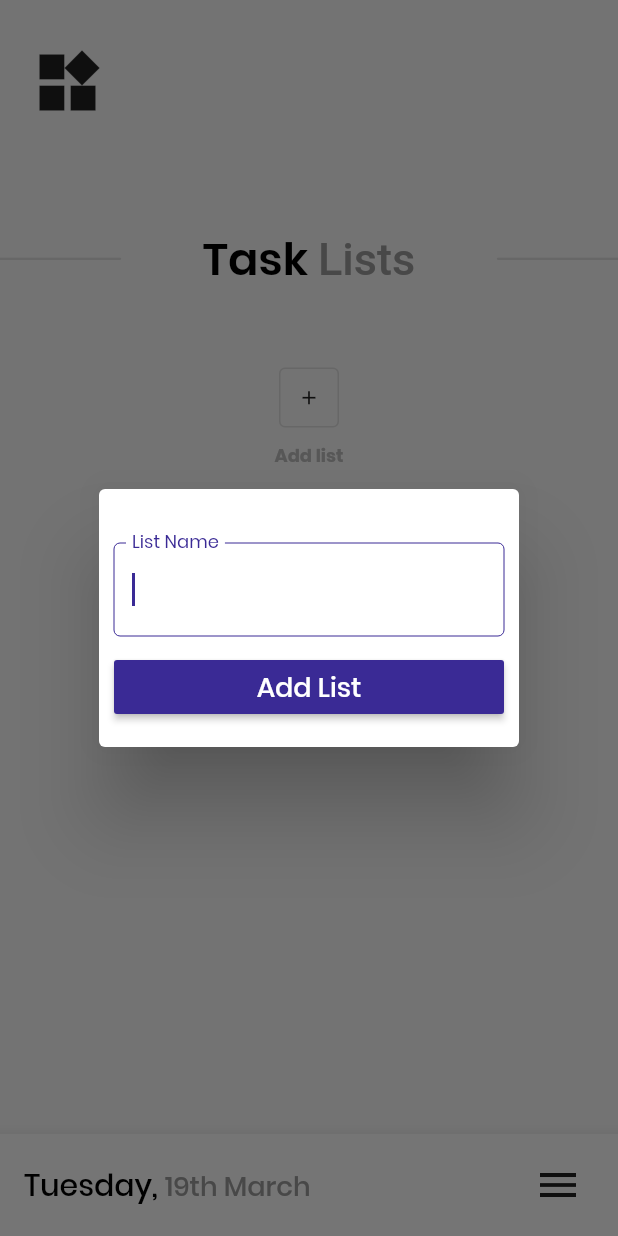
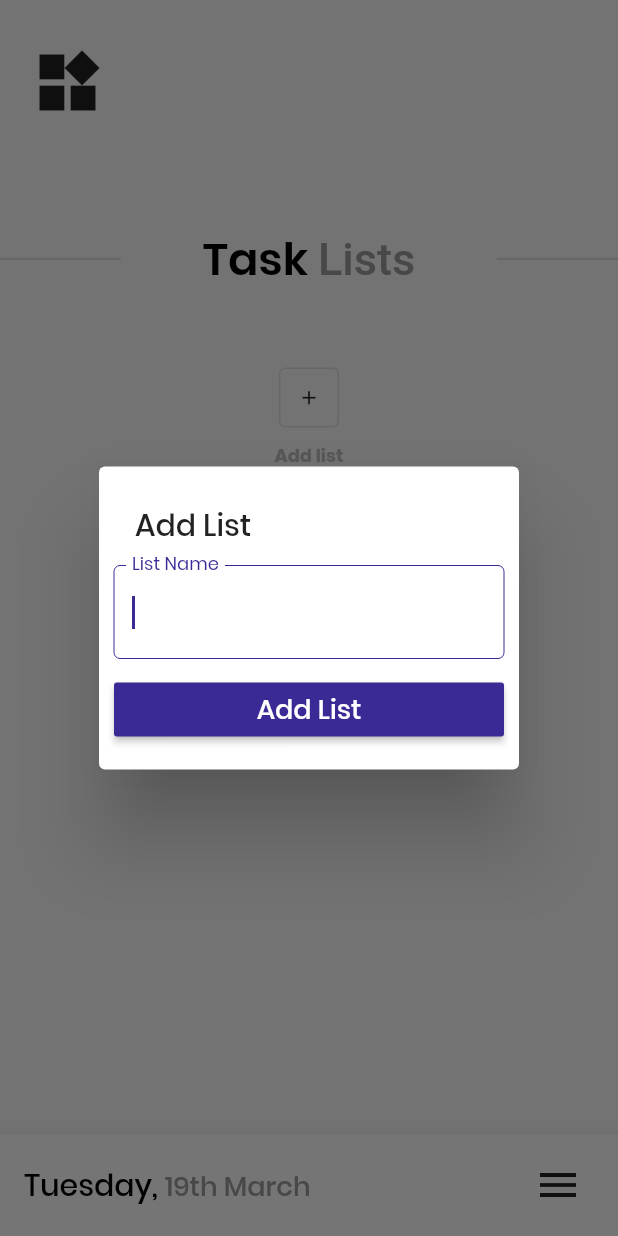
Before and after one commit to Miloshinjo/task-lists, a Flutter app: the screen it shows after launch, after a tap on "Add list", on a phone screen of 412 x 824 dp. Run offline on Flutter 3.47's test engine with Material 2 defaults, Android fonts, the phone set to English and light mode, and no system bars; our stand-ins replace cloud_firestore; accounts and stored records are empty.

Commit message:
Connect add_list to Firestsore

```diff
--- a/lib/screens/task_lists_screen/add_list.dart
+++ b/lib/screens/task_lists_screen/add_list.dart
@@ -1,8 +1,11 @@
 import 'package:flutter/material.dart';
 
+import 'package:cloud_firestore/cloud_firestore.dart';
+
 import '../../theme/colors.dart';
-
 import '../../utils/firestore_utils.dart' as firestore;
+import '../../config/task_limiter.dart' as projectLimiter;
+import '../../theme/colors.dart';
 
 class AddList extends StatefulWidget {
   @override
@@ -20,11 +23,12 @@ class _AddListState extends State<AddList> {
 
     try {
       firestore.addDocument('task-lists', {'listName': _listName});
+      setState(() => _error = null);
+      Navigator.pop(context);
     } catch (e) {
       print(e);
+      setState(() => _error = '❌ There was an error. Sorry 😢');
     }
-
-    Navigator.pop(context);
   }
 
   void _onChanged(String value) => setState(() => _listName = value);
@@ -33,24 +37,60 @@ class _AddListState extends State<AddList> {
     showDialog(
         context: context,
         builder: (BuildContext context) => SimpleDialog(
-              title: Container(),
+              title: Text('Add List'),
               children: <Widget>[
-                Padding(
+                StreamBuilder<Object>(
+                    stream:
+                        Firestore.instance.collection('task-lists').snapshots(),
+                    builder: (BuildContext context, AsyncSnapshot snapshot) {
+                      if (!snapshot.hasData) return CircularProgressIndicator();
+
+                      final _taskListLength = snapshot.data.documents.length;
+
+                      if (_taskListLength >= projectLimiter.taskListsLimit) {
+                        return Padding(
+                          padding: const EdgeInsets.symmetric(horizontal: 10.0),
+                          child: Column(
+                            children: <Widget>[
+                              Icon(
+                                Icons.warning,
+                                color: Colors.grey[400],
+                                size: 30.0,
+                              ),
+                              Text(
+                                'You have reached the maximum limit for making new lists.',
+                                textAlign: TextAlign.center,
+                                style: TextStyle(
+                                  fontSize: 16.0,
+                                ),
+                              ),
+                            ],
+                          ),
+                        );
+                      }
+
+                      return Padding(
                           padding: const EdgeInsets.symmetric(horizontal: 10.0),
                           child: Column(
                             children: <Widget>[
                               TextField(
+                                textCapitalization:
+                                    TextCapitalization.sentences,
                                 autofocus: true,
                                 onSubmitted: _onSubmitted,
                                 onChanged: _onChanged,
-                          cursorColor: purple,
+                                cursorColor: listColors[_taskListLength],
                                 decoration: InputDecoration(
+                                  errorText: _error,
                                   border: OutlineInputBorder(),
                                   focusedBorder: OutlineInputBorder(
-                              borderSide: BorderSide(color: purple, width: 0.0),
+                                    borderSide: BorderSide(
+                                        color: listColors[_taskListLength],
+                                        width: 0.0),
                                   ),
                                   labelText: 'List Name',
-                            labelStyle: TextStyle(color: purple),
+                                  labelStyle: TextStyle(
+                                      color: listColors[_taskListLength]),
                                 ),
                               ),
                               SizedBox(
@@ -66,12 +106,13 @@ class _AddListState extends State<AddList> {
                                       fontSize: 18.0,
                                     ),
                                   ),
-                            color: purple,
+                                  color: listColors[_taskListLength],
                                   onPressed: () => _onSubmitted(_listName),
                                 ),
                               )
                             ],
-                    ))
+                          ));
+                    })
               ],
             ));
   }
--- a/lib/utils/firestore_utils.dart
+++ b/lib/utils/firestore_utils.dart
@@ -1,3 +1,5 @@
+import 'dart:async';
+
 import 'package:cloud_firestore/cloud_firestore.dart';
 
 void addDocument(String collection, Map<String, dynamic> document,
```
Lines whose indentation alone changed are shown as unchanged.
